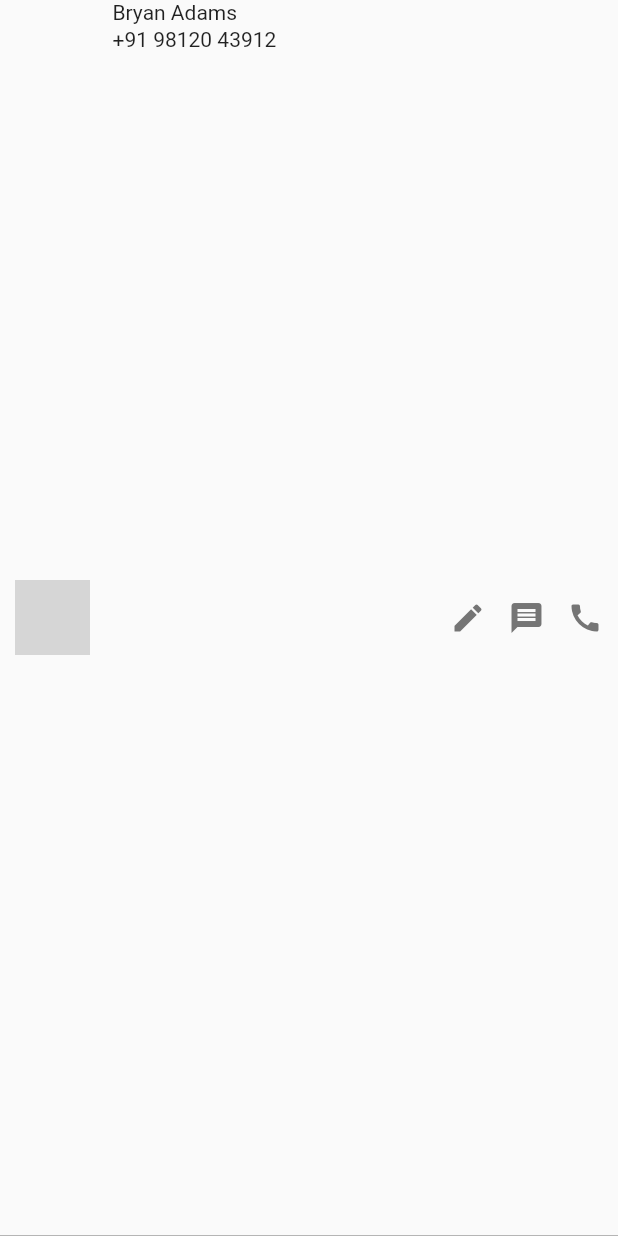
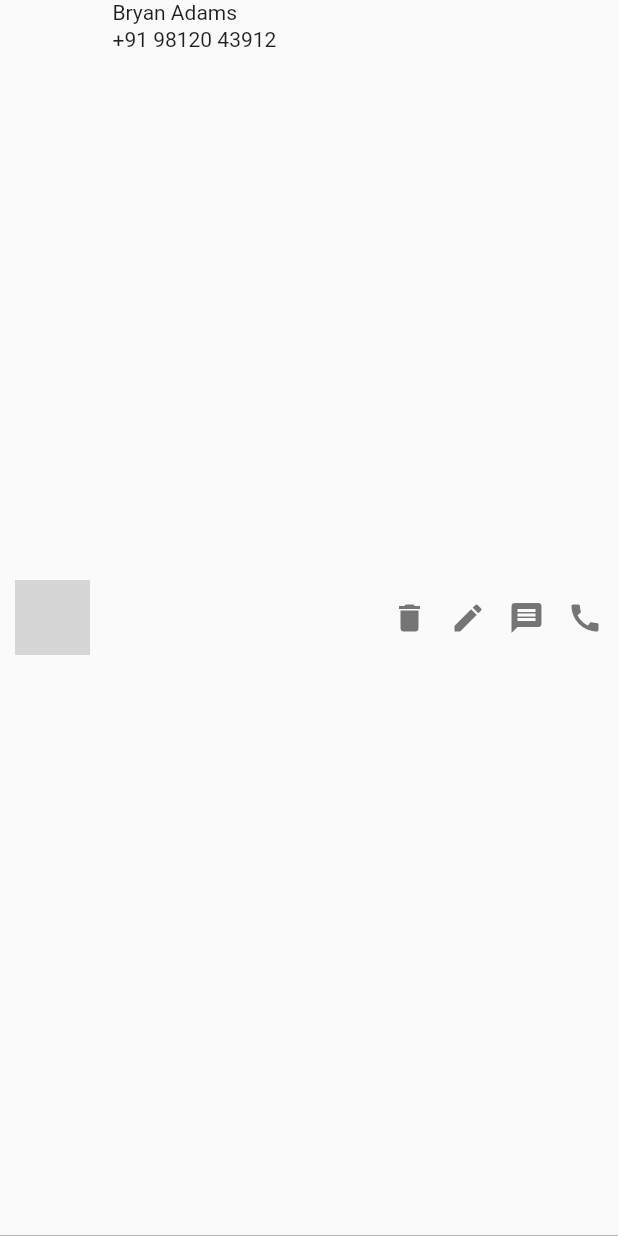
Before and after one commit to gulsenkeskin/future-builder, a Flutter app: the ContactCard widget shown alone on an empty page, opened directly with sample values from the repository, on a phone screen of 412 x 824 dp. Run offline on Flutter 3.47's test engine with Material 2 defaults, Android fonts, the phone set to English and light mode, and no system bars; network calls fail; grey boxes are pictures that could not be loaded.

Commit message:
Update contact-card.dart

```diff
--- a/lib/contact-card.dart
+++ b/lib/contact-card.dart
@@ -2,8 +2,18 @@ import 'package:flutter/material.dart';
 import 'models/contact.dart';
 
 class ContactCard extends StatelessWidget {
+  final int? index;
   final Contact? contact;
-  const ContactCard({Key? key, this.contact}) : super(key: key);
+  final Function? updateCallback;
+  final Function? deleteCallback;
+
+  const ContactCard(
+      {Key? key,
+      this.index,
+      this.contact,
+      this.updateCallback,
+      this.deleteCallback})
+      : super(key: key);
 
   @override
   Widget build(BuildContext context) {
@@ -43,16 +53,27 @@ class ContactCard extends StatelessWidget {
           Row(
             mainAxisSize: MainAxisSize.min,
             children: [
-              Icon(
-                Icons.create,
-                color: Colors.grey[600],
+              GestureDetector(
+                onTap: deleteCallback!(),
+                child: Icon(
+                  Icons.delete,
+                  color: Colors.grey[600],
+                ),
               ),
-              const SizedBox(width: 15.0),
+              SizedBox(width: 15.0),
+              GestureDetector(
+                onTap: () => updateCallback!(index, contact),
+                child: Icon(
+                  Icons.create,
+                  color: Colors.grey[600],
+                ),
+              ),
+              SizedBox(width: 15.0),
               Icon(
                 Icons.message,
                 color: Colors.grey[600],
               ),
-              const SizedBox(width: 15.0),
+              SizedBox(width: 15.0),
               Icon(
                 Icons.call,
                 color: Colors.grey[600],
```
